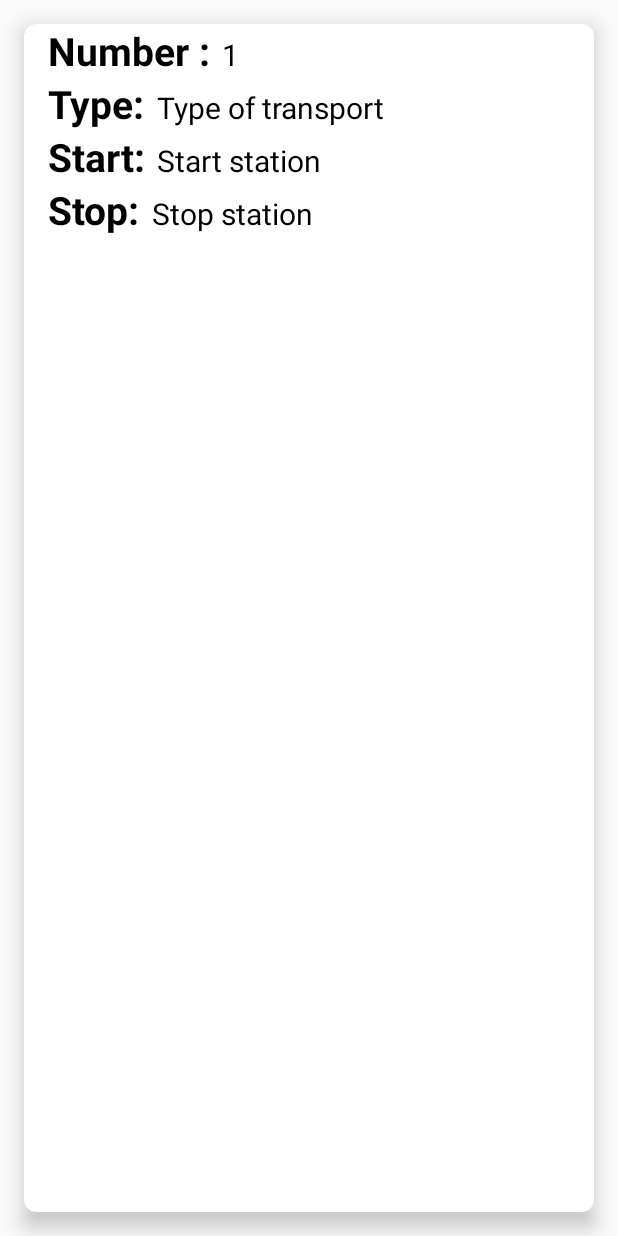
After one commit to FabianTalos/MSA-project, an Android app: the layout item.xml on its own in the app's theme, with its tools: preview values and no code run, on a phone screen of 412 x 824 dp. The commit adds this screen. Run offline under Robolectric (Android 15) with nearby library versions, the phone set to English and light mode, and no system bars.

Commit message:
Fetch all transports from Firebase and show them if clicking on button (in main activity)

```diff
--- a/app/build.gradle
+++ b/app/build.gradle
@@ -6,7 +6,7 @@ android {
     buildToolsVersion "29.0.2"
     defaultConfig {
         applicationId "com.example.publictransportationapp"
-        minSdkVersion 15
+        minSdkVersion 21
         targetSdkVersion 29
         versionCode 1
         versionName "1.0"
@@ -31,6 +31,10 @@ dependencies {
     implementation 'androidx.appcompat:appcompat:1.0.2'
     implementation 'androidx.constraintlayout:constraintlayout:1.1.3'
     implementation 'com.google.firebase:firebase-database:20.0.2'
+    implementation 'androidx.recyclerview:recyclerview:1.2.1'
+    implementation 'androidx.cardview:cardview:1.0.0'
+    implementation 'com.google.android.material:material:1.4.0'
+    implementation "androidx.appcompat:appcompat:1.2.0"
     testImplementation 'junit:junit:4.12'
     androidTestImplementation 'androidx.test.ext:junit:1.1.0'
     androidTestImplementation 'androidx.test.espresso:espresso-core:3.1.1'
--- a/app/src/main/AndroidManifest.xml
+++ b/app/src/main/AndroidManifest.xml
@@ -9,6 +9,9 @@
         android:roundIcon="@mipmap/ic_launcher_round"
         android:supportsRtl="true"
         android:theme="@style/AppTheme">
+        <activity
+            android:name=".transportlist"
+            android:exported="false" />
         <activity android:name=".MainActivity">
             <intent-filter>
                 <action android:name="android.intent.action.MAIN" />
--- /dev/null
+++ b/app/src/main/res/layout/item.xml
@@ -0,0 +1,123 @@
+<?xml version="1.0" encoding="utf-8"?>
+<androidx.cardview.widget.CardView xmlns:android="http://schemas.android.com/apk/res/android"
+    android:layout_width="match_parent"
+    android:layout_height="match_parent"
+    xmlns:app="http://schemas.android.com/apk/res-auto"
+    app:cardElevation="8dp"
+    app:cardCornerRadius="8dp"
+    android:layout_margin="16dp">
+    <LinearLayout
+        android:layout_width="wrap_content"
+        android:layout_height="wrap_content"
+        android:layout_marginLeft="16dp"
+        android:orientation="vertical">
+
+        <!-- Number -->
+        <LinearLayout
+            android:layout_width="wrap_content"
+            android:layout_height="wrap_content"
+            android:layout_gravity="center_vertical"
+            android:orientation="horizontal">
+
+            <TextView
+                android:layout_width="wrap_content"
+                android:layout_height="wrap_content"
+                android:text="Number :"
+                android:textColor="#000000"
+                android:textSize="26sp"
+                android:textStyle="bold"/>
+
+            <TextView
+                android:id="@+id/tvnumber"
+                android:layout_width="wrap_content"
+                android:layout_height="wrap_content"
+                android:layout_marginLeft="8dp"
+                android:text="1"
+                android:textColor="#000000"
+                android:textSize="20sp" />
+
+        </LinearLayout>
+
+        <!-- Type of transport -->
+        <LinearLayout
+            android:layout_width="wrap_content"
+            android:layout_height="wrap_content"
+            android:layout_gravity="center_vertical"
+            android:orientation="horizontal">
+
+            <TextView
+                android:layout_width="wrap_content"
+                android:layout_height="wrap_content"
+                android:text="Type:"
+                android:textColor="#000000"
+                android:textSize="26sp"
+                android:textStyle="bold"/>
+
+            <TextView
+                android:id="@+id/tvtype"
+                android:layout_width="wrap_content"
+                android:layout_height="wrap_content"
+                android:layout_marginLeft="8dp"
+                android:text="Type of transport"
+                android:textColor="#000000"
+                android:textSize="20sp" />
+
+        </LinearLayout>
+
+        <!-- Start station -->
+        <LinearLayout
+            android:layout_width="wrap_content"
+            android:layout_height="wrap_content"
+            android:layout_gravity="center_vertical"
+            android:orientation="horizontal">
+
+            <TextView
+                android:layout_width="wrap_content"
+                android:layout_height="wrap_content"
+                android:text="Start:"
+                android:textColor="#000000"
+                android:textSize="26sp"
+                android:textStyle="bold"/>
+
+            <TextView
+                android:id="@+id/tvstart"
+                android:layout_width="wrap_content"
+                android:layout_height="wrap_content"
+                android:layout_marginLeft="8dp"
+                android:text="Start station"
+                android:textColor="#000000"
+                android:textSize="20sp" />
+
+        </LinearLayout>
+
+        <!-- Stop station -->
+        <LinearLayout
+            android:layout_width="wrap_content"
+            android:layout_height="wrap_content"
+            android:layout_gravity="center_vertical"
+            android:orientation="horizontal">
+
+            <TextView
+                android:layout_width="wrap_content"
+                android:layout_height="wrap_content"
+                android:text="Stop:"
+                android:textColor="#000000"
+                android:textSize="26sp"
+                android:textStyle="bold"/>
+
+            <TextView
+                android:id="@+id/tvstop"
+                android:layout_width="wrap_content"
+                android:layout_height="wrap_content"
+                android:layout_marginLeft="8dp"
+                android:text="Stop station"
+                android:textColor="#000000"
+                android:textSize="20sp" />
+
+        </LinearLayout>
+
+
+
+    </LinearLayout>
+
+</androidx.cardview.widget.CardView>
```
Also changed, not shown: app/src/main/java/com/example/publictransportationapp/Adapter.java (added, +63 -0 lines), app/src/main/java/com/example/publictransportationapp/MainActivity.java (+17 -0 lines), app/src/main/java/com/example/publictransportationapp/Transport.java (+12 -0 lines), app/src/main/java/com/example/publictransportationapp/transportlist.java (added, +61 -0 lines), app/src/main/res/layout/activity_main.xml (+19 -0 lines), app/src/main/res/layout/activity_transportlist.xml (added, +16 -0 lines).
